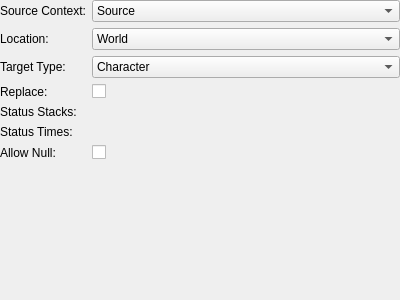
This is tools/cathedral/ui/ActionAddRemoveStatus.ui in comphack/comp_hack as Qt 5 draws it before an edit. The edited form follows.
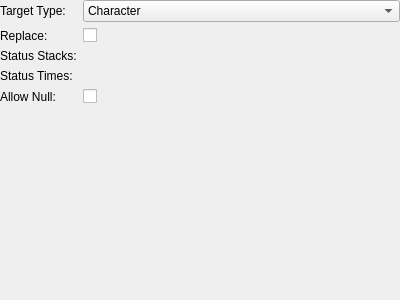
This is the edited form. Custom widgets are drawn as their Qt base class.

Commit message: Minimizing the base action UI

Diff of the .ui file:
```diff
--- a/tools/cathedral/ui/ActionAddRemoveStatus.ui
+++ b/tools/cathedral/ui/ActionAddRemoveStatus.ui
@@ -29,70 +29,13 @@
       <enum>QFormLayout::AllNonFixedFieldsGrow</enum>
      </property>
      <item row="0" column="0">
-      <widget class="QLabel" name="lblSourceContext">
-       <property name="text">
-        <string>Source Context:</string>
-       </property>
-      </widget>
-     </item>
-     <item row="0" column="1">
-      <widget class="QComboBox" name="sourceContext">
-       <item>
-        <property name="text">
-         <string>Source</string>
-        </property>
-       </item>
-       <item>
-        <property name="text">
-         <string>Party</string>
-        </property>
-       </item>
-       <item>
-        <property name="text">
-         <string>All</string>
-        </property>
-       </item>
-      </widget>
-     </item>
-     <item row="1" column="0">
-      <widget class="QLabel" name="lblLocation">
-       <property name="text">
-        <string>Location:</string>
-       </property>
-      </widget>
-     </item>
-     <item row="1" column="1">
-      <widget class="QComboBox" name="location">
-       <item>
-        <property name="text">
-         <string>World</string>
-        </property>
-       </item>
-       <item>
-        <property name="text">
-         <string>Channel</string>
-        </property>
-       </item>
-       <item>
-        <property name="text">
-         <string>Instance</string>
-        </property>
-       </item>
-       <item>
-        <property name="text">
-         <string>Zone</string>
-        </property>
-       </item>
-      </widget>
-     </item>
-     <item row="2" column="0">
       <widget class="QLabel" name="lblTargetType">
        <property name="text">
         <string>Target Type:</string>
        </property>
       </widget>
      </item>
-     <item row="2" column="1">
+     <item row="0" column="1">
       <widget class="QComboBox" name="targetType">
        <item>
         <property name="text">
@@ -116,50 +59,50 @@
        </item>
       </widget>
      </item>
-     <item row="3" column="0">
+     <item row="1" column="0">
       <widget class="QLabel" name="lblReplace">
        <property name="text">
         <string>Replace:</string>
        </property>
       </widget>
      </item>
-     <item row="3" column="1">
+     <item row="1" column="1">
       <widget class="QCheckBox" name="isReplace"/>
      </item>
-     <item row="4" column="0">
+     <item row="2" column="0">
       <widget class="QLabel" name="lblStatusStacks">
        <property name="text">
         <string>Status Stacks:</string>
        </property>
       </widget>
      </item>
-     <item row="4" column="1">
+     <item row="2" column="1">
       <widget class="ActionMap" name="statusStacks" native="true"/>
      </item>
-     <item row="5" column="0">
+     <item row="3" column="0">
       <widget class="QLabel" name="lblStatusTimes">
        <property name="text">
         <string>Status Times:</string>
        </property>
       </widget>
      </item>
-     <item row="6" column="0">
+     <item row="3" column="1">
+      <widget class="ActionMap" name="statusTimes" native="true"/>
+     </item>
+     <item row="4" column="0">
       <widget class="QLabel" name="lblAllowNull">
        <property name="text">
         <string>Allow Null:</string>
        </property>
       </widget>
      </item>
-     <item row="6" column="1">
+     <item row="4" column="1">
       <widget class="QCheckBox" name="allowNull">
        <property name="text">
         <string/>
        </property>
       </widget>
      </item>
-     <item row="5" column="1">
-      <widget class="ActionMap" name="statusTimes" native="true"/>
-     </item>
     </layout>
    </item>
   </layout>
```
The commit also changes 50 other files.
